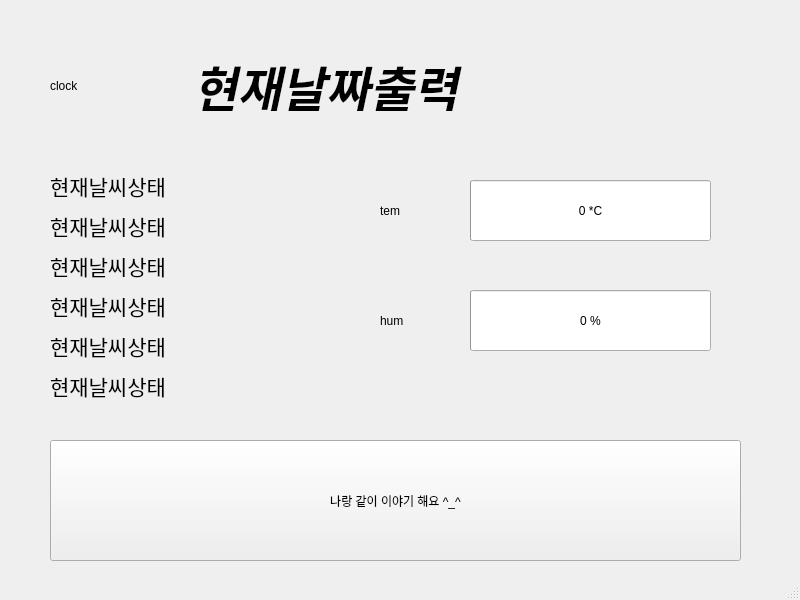
Before: the Qt Designer form device/rasp/main.ui in agitated-deduction/elderlyCareSystem, drawn with Qt 5.
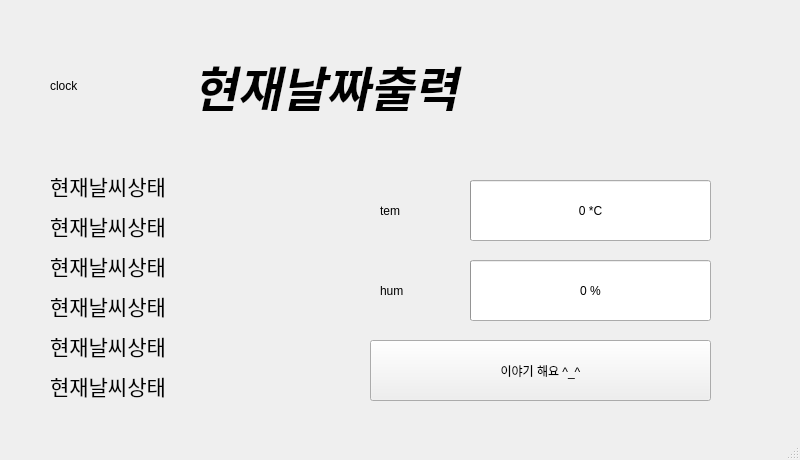
After: the same form once the commit is applied.

```diff
--- a/device/rasp/main.ui
+++ b/device/rasp/main.ui
@@ -7,7 +7,7 @@
     <x>0</x>
     <y>0</y>
     <width>800</width>
-    <height>600</height>
+    <height>460</height>
    </rect>
   </property>
   <property name="minimumSize">
@@ -74,7 +74,7 @@
     <property name="geometry">
      <rect>
       <x>380</x>
-      <y>280</y>
+      <y>250</y>
       <width>101</width>
       <height>81</height>
      </rect>
@@ -106,7 +106,7 @@
     <property name="geometry">
      <rect>
       <x>470</x>
-      <y>290</y>
+      <y>260</y>
       <width>241</width>
       <height>61</height>
      </rect>
@@ -274,17 +274,17 @@
    <widget class="QPushButton" name="pushButton">
     <property name="geometry">
      <rect>
-      <x>50</x>
-      <y>440</y>
-      <width>691</width>
-      <height>121</height>
+      <x>370</x>
+      <y>340</y>
+      <width>341</width>
+      <height>61</height>
      </rect>
     </property>
     <property name="styleSheet">
      <string notr="true">font: 75 28pt &quot;PibotoLt&quot;;</string>
     </property>
     <property name="text">
-     <string>나랑 같이 이야기 해요 ^_^</string>
+     <string>이야기 해요 ^_^</string>
     </property>
    </widget>
   </widget>
```
Left out of the diff: 6 changed lines with no effect on the pictures.
